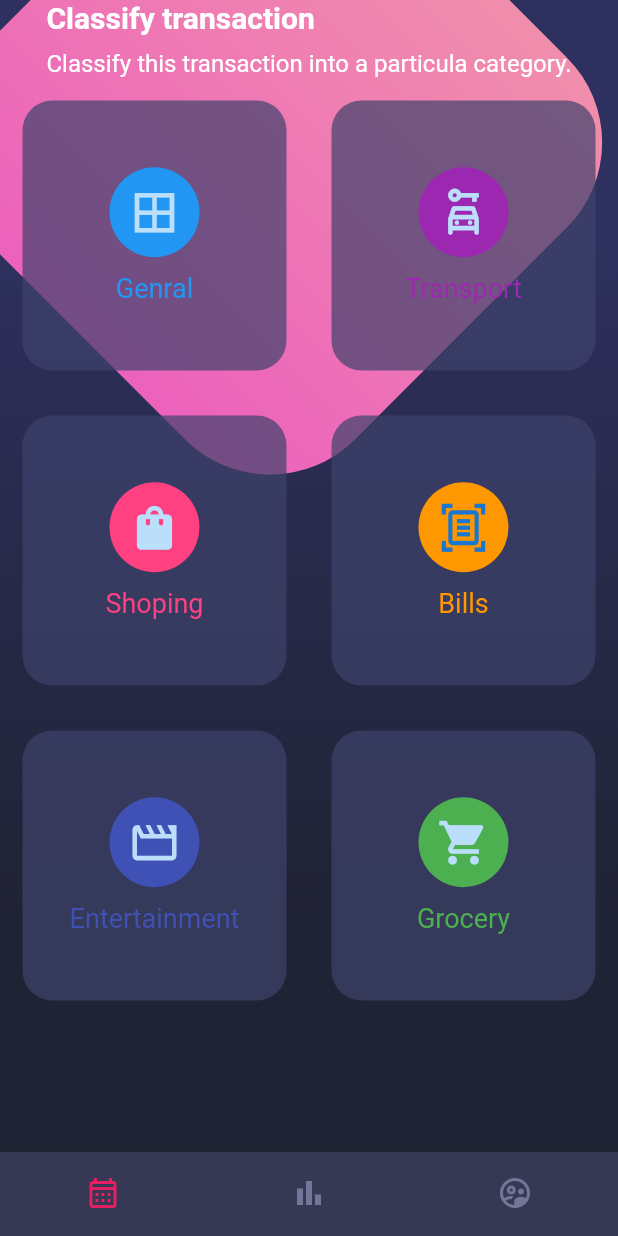
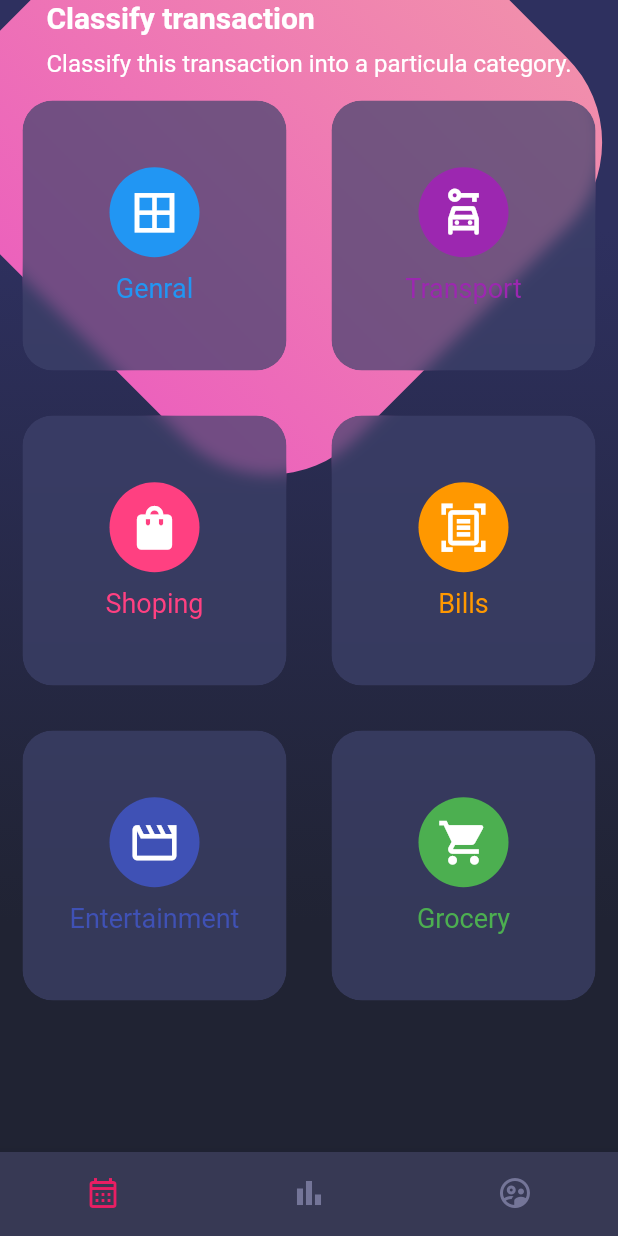
Before and after one commit to e-estrada/flutter_designs, a Flutter app: the screen it shows after launch, on a phone screen of 412 x 824 dp. Run offline on Flutter 3.47's test engine with Material 2 defaults, Android fonts, the phone set to English and light mode, and no system bars.

```diff
--- a/lib/main.dart
+++ b/lib/main.dart
@@ -16,6 +16,7 @@ class MyApp extends StatelessWidget {
       debugShowCheckedModeBanner: false,
       title: 'Material App',
       initialRoute: 'home_screen',
+      theme: ThemeData.dark(),
       routes: {
         'basic_design': (_) => const BasicDesignScreen(),
         'scroll_screen': (_) => const ScrollScreen(),
--- a/lib/widgets/card_table.dart
+++ b/lib/widgets/card_table.dart
@@ -1,3 +1,5 @@
+import 'dart:ui';
+
 import 'package:flutter/material.dart';
 
 class CardTable extends StatelessWidget {
@@ -61,6 +63,11 @@ class _SingleCard extends StatelessWidget {
   Widget build(BuildContext context) {
     return Container(
       margin: const EdgeInsets.all(15),
+      child: ClipRRect(
+        borderRadius: BorderRadius.circular(20),
+        child: BackdropFilter(
+          filter: ImageFilter.blur(sigmaX: 5, sigmaY: 5),
+          child: Container(
             height: 180,
             decoration: BoxDecoration(color: const Color.fromRGBO(62, 66, 107, 0.7), borderRadius: BorderRadius.circular(20)),
             child: Column(
@@ -72,6 +79,7 @@ class _SingleCard extends StatelessWidget {
                   child: Icon(
                     icon,
                     size: 35,
+                    color: Colors.white,
                   ),
                 ),
                 const SizedBox(
@@ -83,6 +91,9 @@ class _SingleCard extends StatelessWidget {
                 )
               ],
             ),
+          ),
+        ),
+      ),
     );
   }
 }
```
Lines whose indentation alone changed are shown as unchanged.
